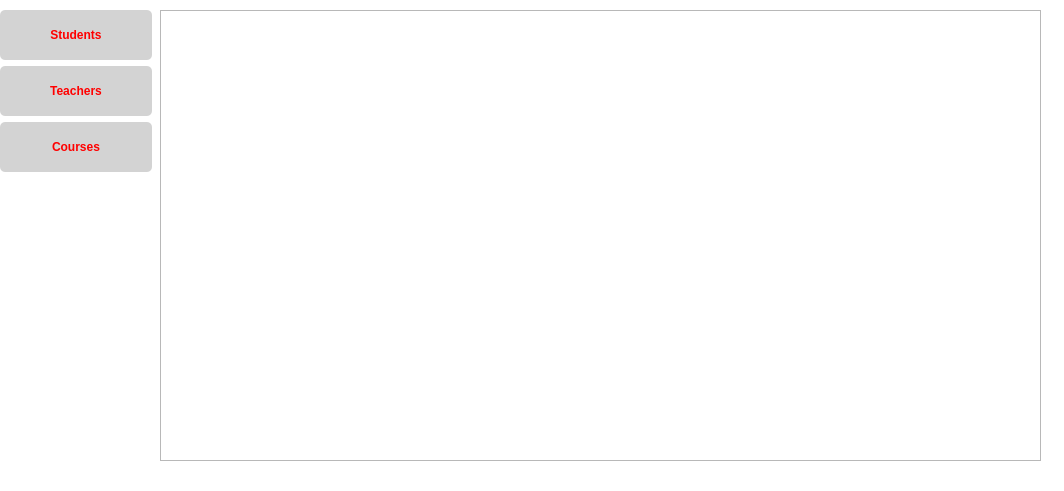
This is src/views/dataset/Dataset.ui in TudorMaxim/flag_colouring_model as Qt 5 draws it before an edit. The edited form follows.
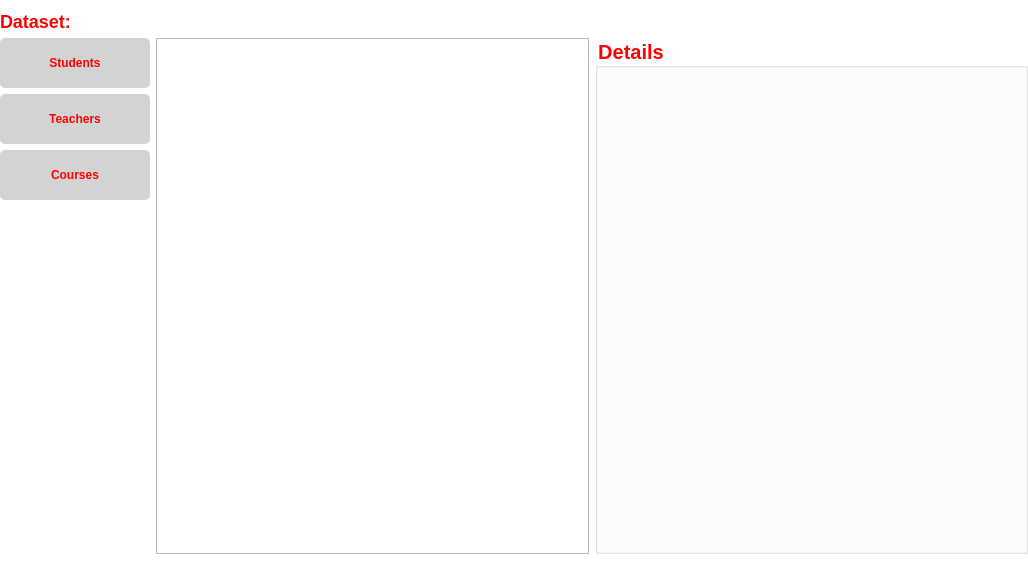
This is the edited form.

Patch:
```diff
--- a/src/views/dataset/Dataset.ui
+++ b/src/views/dataset/Dataset.ui
@@ -6,8 +6,8 @@
    <rect>
     <x>0</x>
     <y>0</y>
-    <width>1064</width>
-    <height>491</height>
+    <width>1028</width>
+    <height>565</height>
    </rect>
   </property>
   <property name="windowTitle">
@@ -18,8 +18,16 @@
 	background: white;
 }
 
+QLabel {
+	color: red;
+	font-weight: bold;
+	font-size: 18px;
+	height: 35px;
+}
+
 QPushButton {
 	min-height: 50px;
+	max-width: 150px;
 	width: 150px;
 	font-weight: bold;
 	border-radius: 5px;
@@ -41,28 +49,31 @@
 	background-color: #EC3812;
 }
 
+QGroupBox {
+	font-size: 20px;
+	color: red;
+	font-weight: bold;
+}
 
 </string>
   </property>
-  <widget class="QListWidget" name="list_widget">
-   <property name="geometry">
-    <rect>
-     <x>160</x>
-     <y>10</y>
-     <width>881</width>
-     <height>451</height>
-    </rect>
-   </property>
-  </widget>
-  <widget class="QWidget" name="">
-   <property name="geometry">
-    <rect>
-     <x>0</x>
-     <y>10</y>
-     <width>152</width>
-     <height>451</height>
-    </rect>
-   </property>
+  <layout class="QVBoxLayout" name="verticalLayout_2">
+   <property name="leftMargin">
+    <number>0</number>
+   </property>
+   <property name="rightMargin">
+    <number>0</number>
+   </property>
+   <item>
+    <widget class="QLabel" name="dataset_label">
+     <property name="text">
+      <string>Dataset: </string>
+     </property>
+    </widget>
+   </item>
+   <item>
+    <layout class="QHBoxLayout" name="list_layout">
+     <item>
    <layout class="QVBoxLayout" name="verticalLayout">
     <item>
      <widget class="QPushButton" name="students_button">
@@ -108,7 +119,33 @@
      </spacer>
     </item>
    </layout>
-  </widget>
+     </item>
+     <item>
+      <widget class="QListWidget" name="list_widget">
+       <property name="sizePolicy">
+        <sizepolicy hsizetype="Expanding" vsizetype="Expanding">
+         <horstretch>0</horstretch>
+         <verstretch>0</verstretch>
+        </sizepolicy>
+       </property>
+      </widget>
+     </item>
+     <item>
+      <widget class="QGroupBox" name="groupBox">
+       <property name="sizePolicy">
+        <sizepolicy hsizetype="Expanding" vsizetype="Expanding">
+         <horstretch>0</horstretch>
+         <verstretch>0</verstretch>
+        </sizepolicy>
+       </property>
+       <property name="title">
+        <string>Details</string>
+       </property>
+      </widget>
+     </item>
+    </layout>
+   </item>
+  </layout>
  </widget>
  <resources/>
  <connections/>
```
Lines whose indentation alone changed are shown as unchanged.
